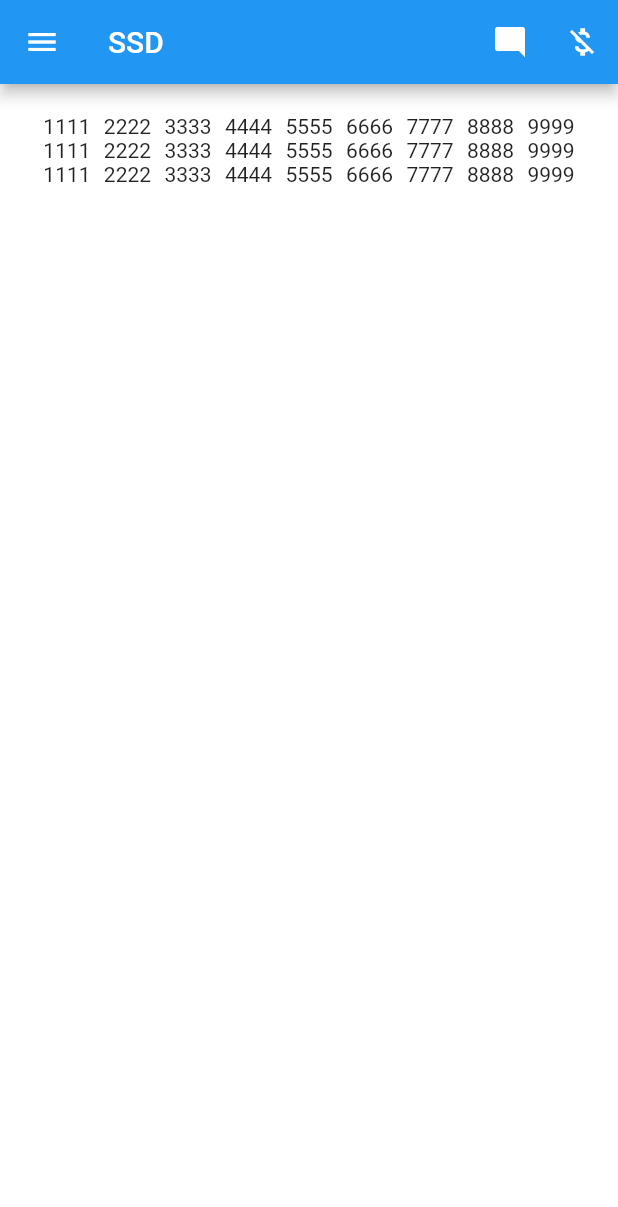
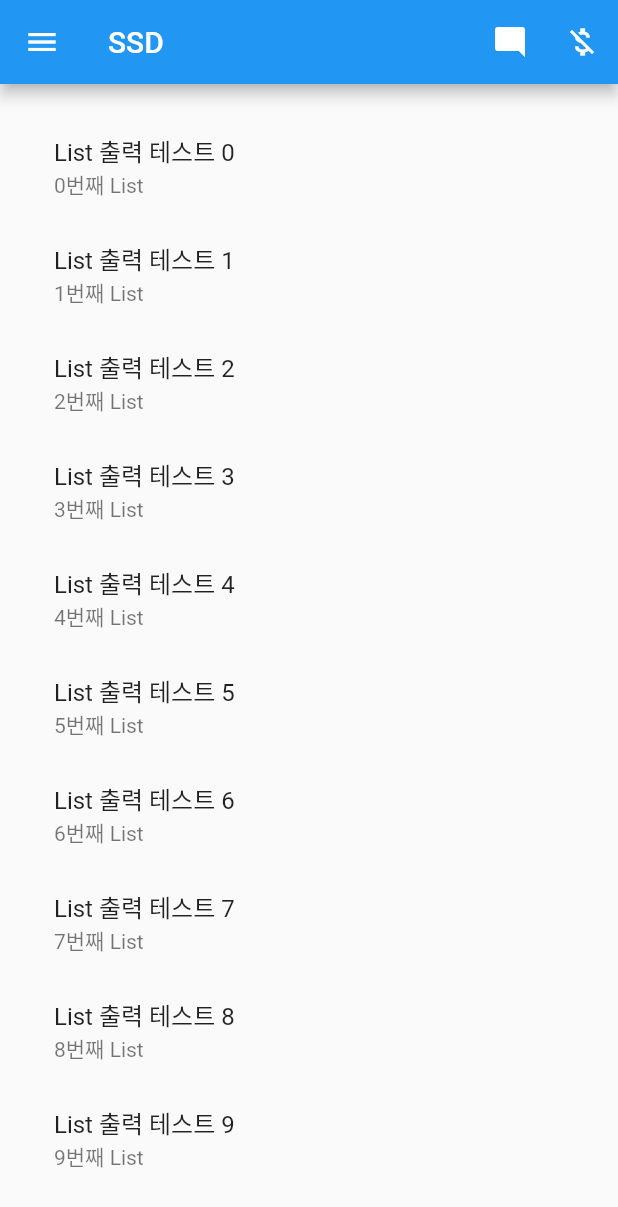
Before and after one commit to kimkuehyun/flutter, a Flutter app: the screen it shows after launch, on a phone screen of 412 x 824 dp. Shown: the top 1207 px of the screen. Run offline on Flutter 3.47's test engine with Material 2 defaults, Android fonts, the phone set to English and light mode, and no system bars.

Commit message:
List 출력

```diff
--- a/lib/main.dart
+++ b/lib/main.dart
@@ -23,28 +23,36 @@ class MyApp extends StatelessWidget {
                   print("누름");
                 },
                 icon: Icon(Icons.mode_comment)),
-          IconButton(onPressed: () => print("asdf"), icon: Icon(Icons.money_off))
+            IconButton(
+                onPressed: () => print("asdf"), icon: Icon(Icons.money_off))
           ],
         ),
-      body: body()
-    );
+        body: body());
   }
 
   Widget body() {
     return Container(
       padding: EdgeInsets.all(20),
-      decoration: BoxDecoration(
-        color: Colors.white,
-      ),
-      child: cols(),
+      child: testList(),
     );
+  }
+
+  Widget testList() {
+    List<String> items = List.generate(101, (i) => "List 출력 테스트 $i");
+
+    return ListView.builder(
+        itemCount: items.length,
+        itemBuilder: (context, i) {
+          return ListTile(
+            title: Text(items[i]),
+            subtitle: Text('$i번째 List'),
+          );
+        });
   }
 
   Widget cols() {
     return Column(
-      children: <Widget>[
-        rows(), rows(), rows()
-      ],
+      children: <Widget>[rows(), rows(), rows()],
     );
   }
 
```
Lines whose indentation alone changed are shown as unchanged.
